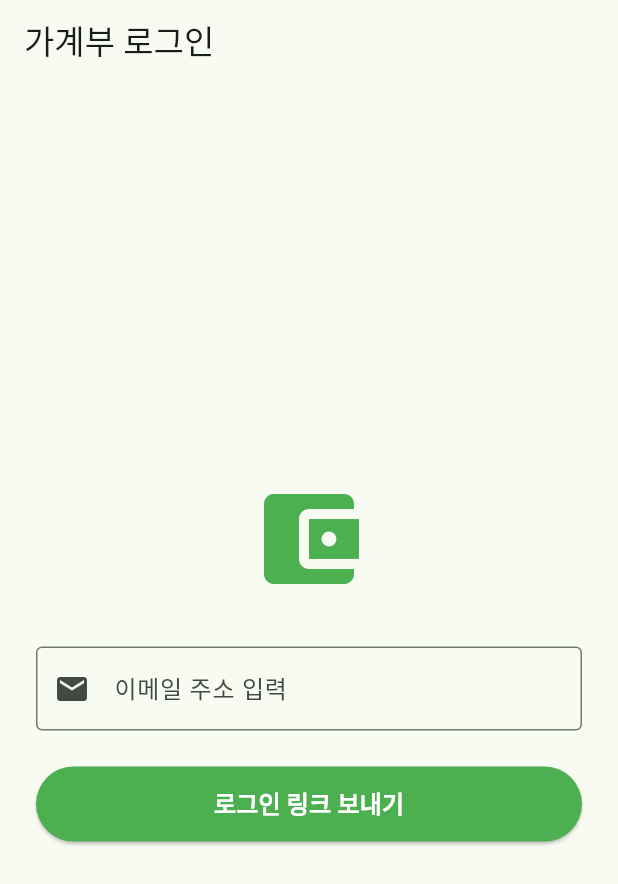
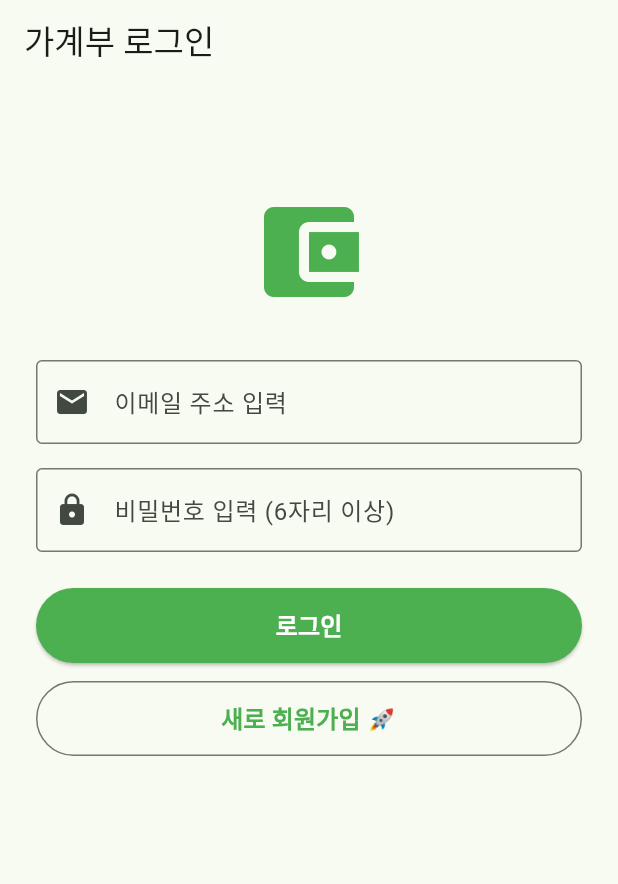
Before and after one commit to mingunkim123/Ondevice-Legder-Agent, a Flutter app: the screen it shows after launch, on a phone screen of 412 x 824 dp. Shown: the top 884 px of the screen. Run offline on Flutter 3.47's test engine with Material 3 defaults, Android fonts, the phone set to English and light mode, and no system bars; our stand-ins replace dio, drift, flutter_riverpod, sqlite3_flutter_libs, supabase_flutter; accounts and stored records are empty; generated files the repository leaves out were written again.

Commit message:
Fix JWT auth (ES256), update Supabase config, add docs
- auth.ts: HS256(TextEncoder) 방식 → ES256 JWKS 공개키 검증으로 교체
- index.ts: Bindings에서 SUPABASE_JWT_SECRET 제거, SUPABASE_URL 추가
- main.dart: Supabase URL/anonKey 실제 프로젝트 값으로 설정
- login_screen.dart: OTP 매직링크 → 이메일/비밀번호 로그인으로 전환
- dio_client.dart: API baseUrl IP 업데이트
- AndroidManifest.xml: 딥링크 인텐트 필터 정리
- docs/fix_code.md: Fix 5 — JWT 알고리즘 불일치 원인/해결 기록 추가

Co-Authored-By: Claude Sonnet 4.6 <noreply@anthropic.com>

```diff
--- a/apps/api/package.json
+++ b/apps/api/package.json
@@ -2,7 +2,7 @@
   "name": "api",
   "type": "module",
   "scripts": {
-    "dev": "wrangler dev",
+    "dev": "wrangler dev --ip 0.0.0.0",
     "deploy": "wrangler deploy --minify",
     "cf-typegen": "wrangler types --env-interface CloudflareBindings"
   },
--- a/apps/mobile/lib/core/network/dio_client.dart
+++ b/apps/mobile/lib/core/network/dio_client.dart
@@ -24,7 +24,7 @@ class DioClient {
     // 실기기 테스트: flutter run --dart-define=API_BASE_URL=http://192.168.x.x:8787
     const baseUrl = String.fromEnvironment(
       'API_BASE_URL',
-      defaultValue: 'http://172.24.113.222:8787',
+      defaultValue: 'http://172.24.117.220:8787',
     );
 
     dio = Dio(
--- a/apps/mobile/lib/main.dart
+++ b/apps/mobile/lib/main.dart
@@ -14,11 +14,12 @@ void main() async {
   await Supabase.initialize(
     url: const String.fromEnvironment(
       'SUPABASE_URL',
-      defaultValue: 'https://your-project-url.supabase.co',
+      defaultValue: 'https://gndauofpuqmhpmobshnm.supabase.co',
     ),
     anonKey: const String.fromEnvironment(
       'SUPABASE_ANON_KEY',
-      defaultValue: 'your-anon-key',
+      defaultValue:
+          'eyJhbGciOiJIUzI1NiIsInR5cCI6IkpXVCJ9.eyJpc3MiOiJzdXBhYmFzZSIsInJlZiI6ImduZGF1b2ZwdXFtaHBtb2JzaG5tIiwicm9sZSI6ImFub24iLCJpYXQiOjE3NzYwNTgyMDUsImV4cCI6MjA5MTYzNDIwNX0.0rxdgkl1EemyBVMll7c47UcGkKCddxPcsVSsOVkvUWw',
     ),
   );
 
--- a/apps/mobile/lib/presentation/auth/login_screen.dart
+++ b/apps/mobile/lib/presentation/auth/login_screen.dart
@@ -10,24 +10,63 @@ class LoginScreen extends StatefulWidget {
 
 class _LoginScreenState extends State<LoginScreen> {
   final _emailController = TextEditingController();
+  final _passwordController = TextEditingController();
   bool _isLoading = false;
+
+  @override
+  void dispose() {
+    _emailController.dispose();
+    _passwordController.dispose();
+    super.dispose();
+  }
 
   Future<void> _signIn() async {
     setState(() => _isLoading = true);
     try {
-      await Supabase.instance.client.auth.signInWithOtp(
+      await Supabase.instance.client.auth.signInWithPassword(
         email: _emailController.text.trim(),
-        emailRedirectTo: 'io.supabase.ledger://login-callback/',
+        password: _passwordController.text.trim(),
+      );
+    } catch (error) {
+      if (mounted) {
+        ScaffoldMessenger.of(context).showSnackBar(
+          SnackBar(
+            content: Text('로그인 실패: $error'),
+            backgroundColor: Colors.red,
+          ),
+        );
+      }
+    } finally {
+      if (mounted) {
+        setState(() => _isLoading = false);
+      }
+    }
+  }
+
+  Future<void> _signUp() async {
+    setState(() => _isLoading = true);
+    try {
+      await Supabase.instance.client.auth.signUp(
+        email: _emailController.text.trim(),
+        password: _passwordController.text.trim(),
       );
       if (mounted) {
         ScaffoldMessenger.of(context).showSnackBar(
-          const SnackBar(content: Text('이메일로 마법의 접속 링크를 쐈습니다! 메일함을 확인해 주세요.')),
+          const SnackBar(
+            content: Text(
+              '회원가입 완료! 바로 로그인을 진행하거나, 이메일 인증 설정이 되어있다면 메일함을 확인해주세요.',
+            ),
+            duration: Duration(seconds: 4),
+          ),
         );
       }
     } catch (error) {
       if (mounted) {
         ScaffoldMessenger.of(context).showSnackBar(
-          SnackBar(content: Text('에러 발생: $error'), backgroundColor: Colors.red),
+          SnackBar(
+            content: Text('회원가입 실패: $error'),
+            backgroundColor: Colors.red,
+          ),
         );
       }
     } finally {
@@ -41,11 +80,12 @@ class _LoginScreenState extends State<LoginScreen> {
   Widget build(BuildContext context) {
     return Scaffold(
       appBar: AppBar(title: const Text('가계부 로그인')),
-      body: Padding(
+      body: SingleChildScrollView(
         padding: const EdgeInsets.all(24.0),
         child: Column(
           mainAxisAlignment: MainAxisAlignment.center,
           children: [
+            const SizedBox(height: 48),
             const Icon(
               Icons.account_balance_wallet,
               size: 80,
@@ -61,27 +101,51 @@ class _LoginScreenState extends State<LoginScreen> {
               ),
               keyboardType: TextInputType.emailAddress,
             ),
+            const SizedBox(height: 16),
+            TextField(
+              controller: _passwordController,
+              decoration: const InputDecoration(
+                labelText: '비밀번호 입력 (6자리 이상)',
+                border: OutlineInputBorder(),
+                prefixIcon: Icon(Icons.lock),
+              ),
+              obscureText: true,
+            ),
             const SizedBox(height: 24),
+            if (_isLoading)
+              const CircularProgressIndicator(color: Colors.green)
+            else ...[
               SizedBox(
                 width: double.infinity,
                 height: 50,
                 child: ElevatedButton(
-                onPressed: _isLoading ? null : _signIn,
+                  onPressed: _signIn,
                   style: ElevatedButton.styleFrom(
                     backgroundColor: Colors.green,
                     foregroundColor: Colors.white,
                   ),
-                child: _isLoading
-                    ? const CircularProgressIndicator(color: Colors.white)
-                    : const Text(
-                        '로그인 링크 보내기',
-                        style: TextStyle(
-                          fontSize: 16,
-                          fontWeight: FontWeight.bold,
+                  child: const Text(
+                    '로그인',
+                    style: TextStyle(fontSize: 16, fontWeight: FontWeight.bold),
                   ),
                 ),
               ),
+              const SizedBox(height: 12),
+              SizedBox(
+                width: double.infinity,
+                height: 50,
+                child: OutlinedButton(
+                  onPressed: _signUp,
+                  style: OutlinedButton.styleFrom(
+                    foregroundColor: Colors.green,
                   ),
+                  child: const Text(
+                    '새로 회원가입 🚀',
+                    style: TextStyle(fontSize: 16, fontWeight: FontWeight.bold),
+                  ),
+                ),
+              ),
+            ],
           ],
         ),
       ),
```
Also changed, not shown: apps/mobile/lib/presentation/home/home_screen.dart (+10 -2 lines), 4 other files. Lines whose indentation alone changed are shown as unchanged.
